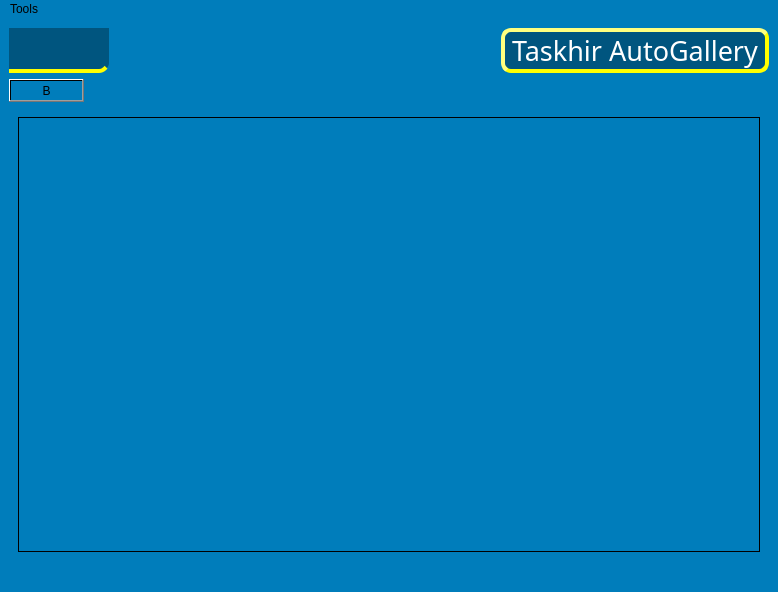
Above: CarExhibitionManagement/MainWindow.ui from behruzsayyadi/AP98Project before the change. Below: the same form after it.
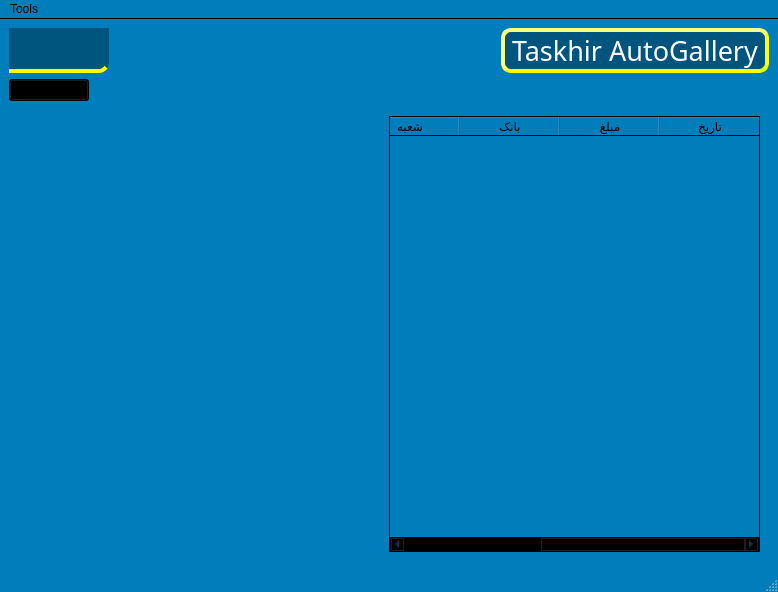
That is the form after the change. The open tabs and pages were chosen to show the change. Custom widgets are drawn as their Qt base class.

Commit message: added car table and add car dialog

What changed in the file:
```diff
--- a/CarExhibitionManagement/MainWindow.ui
+++ b/CarExhibitionManagement/MainWindow.ui
@@ -167,10 +167,6 @@
   <property name="windowTitle">
    <string>MainWindow</string>
   </property>
-  <property name="styleSheet">
-   <string notr="true">background-color: qlineargradient(spread:reflect, x1:1, y1:0, x2:1, y2:1, stop:0.517413 rgba(0, 125, 187, 255));
-</string>
-  </property>
   <widget class="QWidget" name="centralwidget">
    <layout class="QGridLayout" name="gridLayout">
     <item row="0" column="2">
@@ -265,6 +261,13 @@
         <height>0</height>
        </size>
       </property>
+      <property name="palette">
+       <palette>
+        <active/>
+        <inactive/>
+        <disabled/>
+       </palette>
+      </property>
       <property name="styleSheet">
        <string notr="true"/>
       </property>
@@ -325,9 +328,51 @@
       </widget>
       <widget class="Page_Cars" name="page_Cars"/>
       <widget class="QWidget" name="page_Finance">
-       <layout class="QGridLayout" name="gridLayout_3">
+       <property name="layoutDirection">
+        <enum>Qt::RightToLeft</enum>
+       </property>
+       <layout class="QGridLayout" name="layout_FinancePage">
         <item row="0" column="0">
-         <widget class="QTableWidget" name="tableWidget"/>
+         <widget class="QTableWidget" name="tableWidget">
+          <column>
+           <property name="text">
+            <string>تاریخ</string>
+           </property>
+          </column>
+          <column>
+           <property name="text">
+            <string>مبلغ</string>
+           </property>
+          </column>
+          <column>
+           <property name="text">
+            <string>بانک</string>
+           </property>
+          </column>
+          <column>
+           <property name="text">
+            <string>شعبه</string>
+           </property>
+          </column>
+          <column>
+           <property name="text">
+            <string>شناسه</string>
+           </property>
+          </column>
+         </widget>
+        </item>
+        <item row="0" column="1">
+         <spacer name="horizontalSpacer_2">
+          <property name="orientation">
+           <enum>Qt::Horizontal</enum>
+          </property>
+          <property name="sizeHint" stdset="0">
+           <size>
+            <width>40</width>
+            <height>20</height>
+           </size>
+          </property>
+         </spacer>
         </item>
        </layout>
       </widget>
```
Left out of the diff: 56 changed lines with no effect on the pictures. The commit also changes 39 other files.
